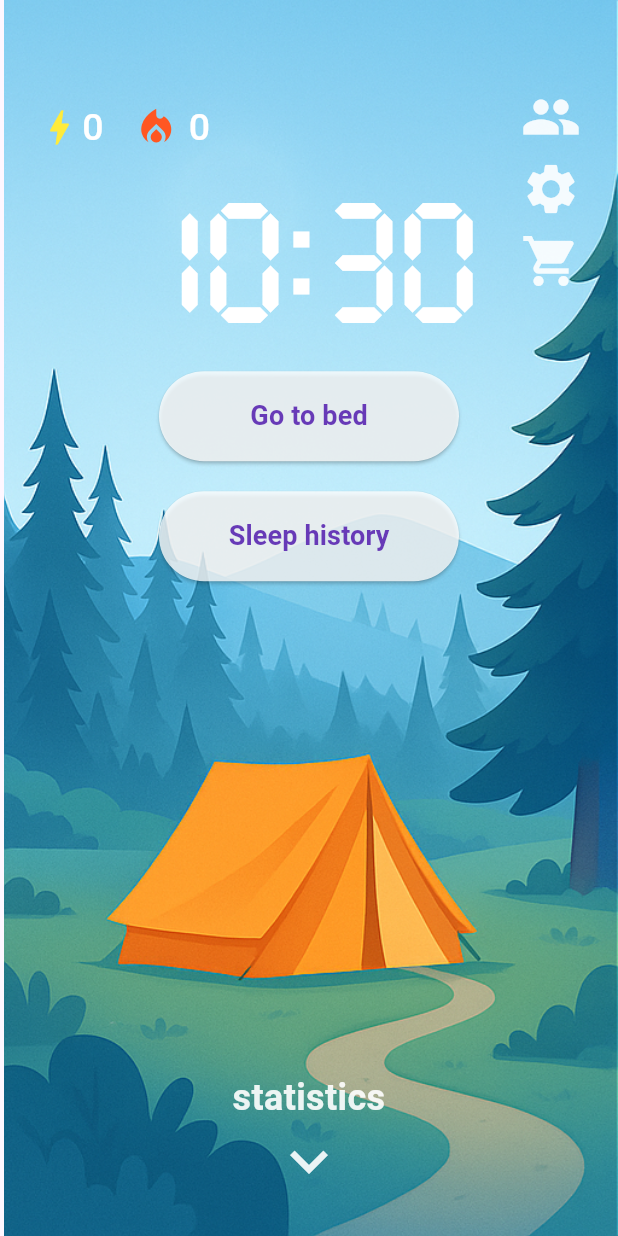
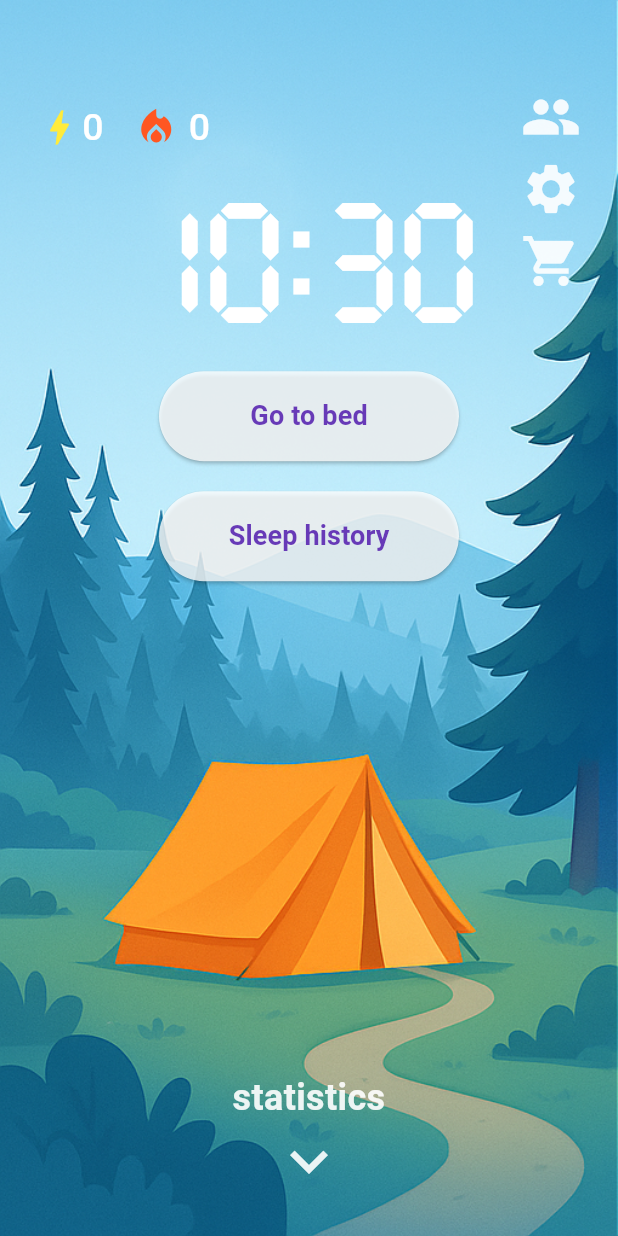
Before and after one commit to deepsleep-project/app, a Flutter app: the screen it shows after launch, on a phone screen of 412 x 824 dp. Run offline on Flutter 3.47's test engine with Material 3 defaults, Android fonts, the phone set to English and light mode, and no system bars; our stand-ins replace fl_chart, flutter_local_notifications, shared_preferences; missing offline and left inert: alarm, android_intent_plus, screen_state.

Commit message:
format home page image

```diff
--- a/lib/home_page.dart
+++ b/lib/home_page.dart
@@ -466,7 +466,7 @@ class _HomePageState extends State<HomePage>
       switchOutCurve: Curves.easeOut,
       child: _isSleeping
           ? _buildSleepingView(screenHeight)
-          : _buildAwakeView(screenHeight),
+          : _buildAwakeView(screenHeight, MediaQuery.of(context).size.width),
     );
   }
 
@@ -544,7 +544,7 @@ class _HomePageState extends State<HomePage>
     );
   }
 
-  Widget _buildAwakeView(double screenHeight) {
+  Widget _buildAwakeView(double screenHeight, double screenWidth) {
     return Scaffold(
       key: ValueKey("awake"),
       body: Scaffold(
@@ -558,7 +558,10 @@ class _HomePageState extends State<HomePage>
               children: [
                 Align(
                   alignment: Alignment.bottomRight,
-                  child: DayNightImage(screenHeight: screenHeight),
+                  child: DayNightImage(
+                    screenHeight: screenHeight,
+                    screenWidth: screenWidth,
+                  ),
                 ),
                 Positioned(
                   top: screenHeight * 0.07,
@@ -786,8 +789,13 @@ class _HomePageState extends State<HomePage>
 
 class DayNightImage extends StatelessWidget {
   final double screenHeight;
+  final double screenWidth;
 
-  const DayNightImage({super.key, required this.screenHeight});
+  const DayNightImage({
+    super.key,
+    required this.screenHeight,
+    required this.screenWidth,
+  });
 
   @override
   Widget build(BuildContext context) {
@@ -802,6 +810,11 @@ class DayNightImage extends StatelessWidget {
       imagePath = 'assets/sunset.png';
     }
 
-    return Image.asset(imagePath, fit: BoxFit.fill, height: screenHeight);
+    return Image.asset(
+      imagePath,
+      fit: BoxFit.fill,
+      height: screenHeight,
+      width: screenWidth,
+    );
   }
 }
```
